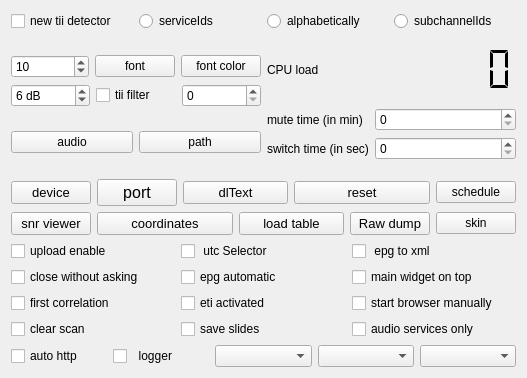
This is qt-dab-6.9/forms-v7/config-helper.ui in JvanKatwijk/qt-dab as Qt 5 draws it before an edit. The edited form follows.
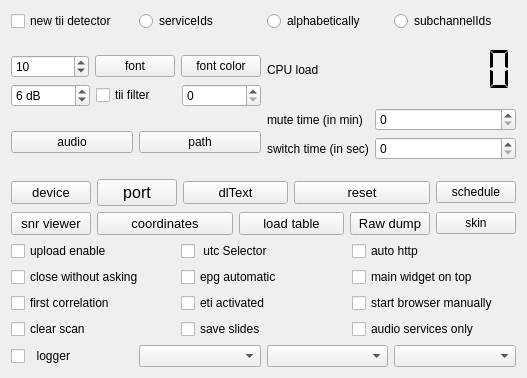
This is the edited form. Custom widgets are drawn as their Qt base class.

What changed in the file:
```diff
--- a/qt-dab-6.9/forms-v7/config-helper.ui
+++ b/qt-dab-6.9/forms-v7/config-helper.ui
@@ -443,12 +443,12 @@
       </widget>
      </item>
      <item row="0" column="2">
-      <widget class="QCheckBox" name="epg2xmlSelector">
+      <widget class="QCheckBox" name="auto_http">
        <property name="toolTip">
         <string>&lt;html&gt;&lt;head/&gt;&lt;body&gt;&lt;p&gt;The EPG processor reads and processes the EPG data. In doing so, it extracts the xml description of the EPG/SPI data from binary encoded xml to xml.  If this selector is enabled, the software writes the xml as textual data to files that are stored in the Qt-DAB-files folder (or directory, or map)&lt;/p&gt;&lt;/body&gt;&lt;/html&gt;</string>
        </property>
        <property name="text">
-        <string> epg to xml</string>
+        <string>auto http</string>
        </property>
       </widget>
      </item>
@@ -546,16 +546,6 @@
    </item>
    <item>
     <layout class="QHBoxLayout" name="horizontalLayout_3">
-     <item>
-      <widget class="QCheckBox" name="auto_http">
-       <property name="toolTip">
-        <string>&lt;html&gt;&lt;head/&gt;&lt;body&gt;&lt;p&gt;If this checkbox is set, then Qt-DAB will (try to) start up the http handler (i.e. the map handler) on the next invocation of the program.&lt;/p&gt;&lt;p&gt;Of course, it will only work if&lt;/p&gt;&lt;p&gt;(a) the local position is filled in, and &lt;/p&gt;&lt;p&gt;(b) the database with TII data is accessible&lt;/p&gt;&lt;p&gt;&lt;br/&gt;&lt;/p&gt;&lt;/body&gt;&lt;/html&gt;</string>
-       </property>
-       <property name="text">
-        <string>auto http</string>
-       </property>
-      </widget>
-     </item>
      <item>
       <widget class="QCheckBox" name="logger_selector">
        <property name="toolTip">
```
Left out of the diff: 2 changed lines with no effect on the pictures.
